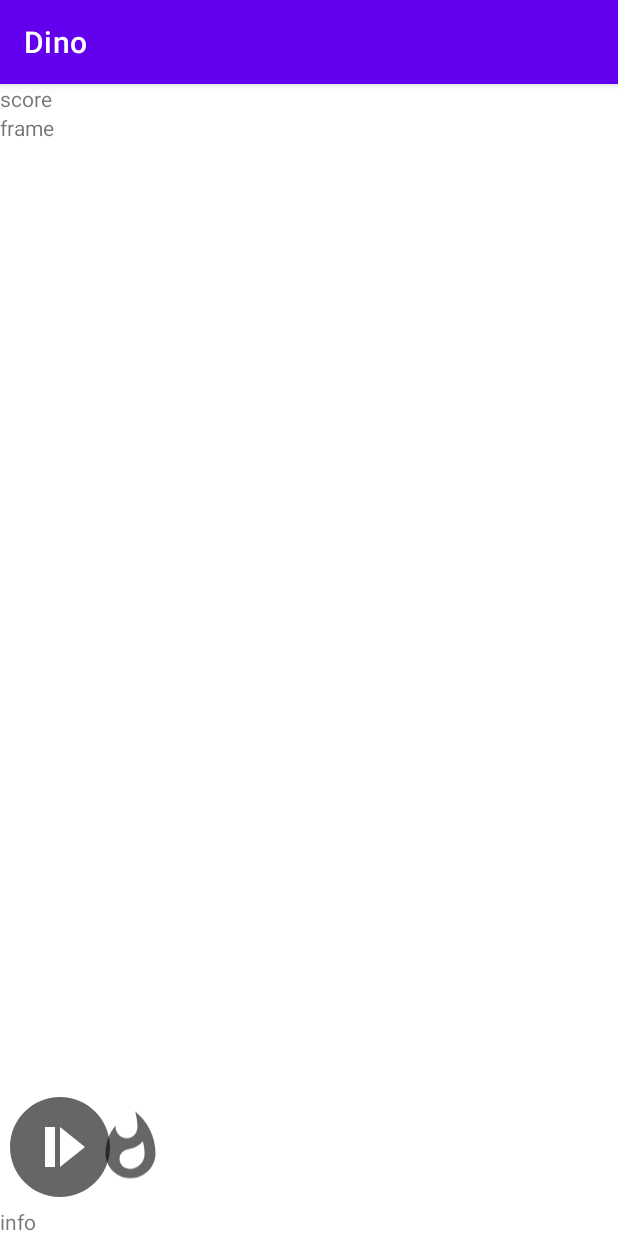
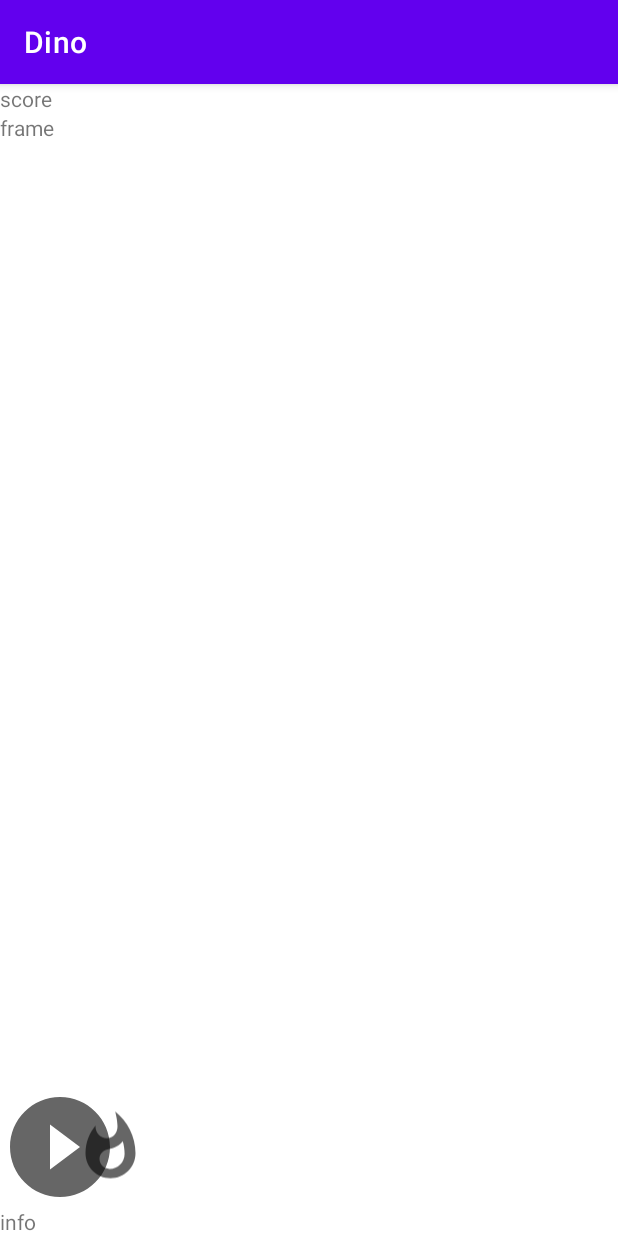
Before and after one commit to VirKato-dev/Dino, an Android app: the screen it shows after launch (MainActivity), on a phone screen of 412 x 824 dp. Run offline under Robolectric (Android 15) with nearby library versions, the phone set to English and light mode, and no system bars.

Commit message:
Ссылка на объект врага хранится в ImageView врага

```diff
--- a/app/src/main/java/my/virkato/dino/Const.java
+++ b/app/src/main/java/my/virkato/dino/Const.java
@@ -5,6 +5,4 @@ public class Const {
     public static final float GRAVITY = 0.2f;
     public static final float MIN_FORCE = -999f;
     public static final float JUMP_FORCE = 12f;
-    public static final int PLAYER_NORMAL = 0;
-    public static final int ENEMY_NORMAL = 1;
 }
--- a/app/src/main/java/my/virkato/dino/EnemyEntity.java
+++ b/app/src/main/java/my/virkato/dino/EnemyEntity.java
@@ -12,8 +12,8 @@ public class EnemyEntity extends GameEntity{
         setSize(50,80);
         image.setTranslationX(context.getResources().getDisplayMetrics().widthPixels);
         image.setTranslationY(0 * dp);
-        type = EntityType.ENEMY;
-        setStyle(Const.ENEMY_NORMAL);
+        image.setTag(this);
+        setType(EntityType.ENEMY_NORMAL);
     }
 
     public boolean move() {
--- a/app/src/main/java/my/virkato/dino/EntityType.java
+++ b/app/src/main/java/my/virkato/dino/EntityType.java
@@ -1,5 +1,19 @@
 package my.virkato.dino;
 
 public enum EntityType {
-    PLAYER, ENEMY, BONUS;
+    PLAYER(new int[] {R.drawable.idle}),
+    PLAYER_NORMAL(new int[] {R.drawable.idle, R.drawable.idle2}),
+    ENEMY(new int[] {R.drawable.fire}),
+    ENEMY_NORMAL(new int[] {R.drawable.fire}),
+    BONUS(new int[] {});
+
+    int[] id;
+
+    EntityType(int[] id) {
+        this.id = id;
+    }
+
+    int getPhases() {
+        return id.length;
+    }
 }
--- a/app/src/main/java/my/virkato/dino/GameEntity.java
+++ b/app/src/main/java/my/virkato/dino/GameEntity.java
@@ -12,9 +12,9 @@ public abstract class GameEntity {
     protected Context context;
     protected float dp;
     protected ImageView image;
+    protected ViewGroup frame;
     protected EntityType type;
-    protected ViewGroup frame;
-    protected int style;
+    protected int phase;
 
     protected GameEntity(Context context) {
         dp = TypedValue.applyDimension(TypedValue.COMPLEX_UNIT_DIP, 1, context.getResources().getDisplayMetrics());
@@ -25,24 +25,22 @@ public abstract class GameEntity {
         FrameLayout.LayoutParams flp = new FrameLayout.LayoutParams(FrameLayout.LayoutParams.WRAP_CONTENT, FrameLayout.LayoutParams.WRAP_CONTENT);
         flp.gravity = Gravity.BOTTOM | Gravity.START;
         image.setLayoutParams(flp);
-    }
-
-    protected void setStyle(int style) {
-        this.style = style;
-        int res = R.drawable.ic_launcher_foreground;
-        switch (style) {
-            case Const.PLAYER_NORMAL:
-                res = R.drawable.idle;
-                break;
-            case Const.ENEMY_NORMAL:
-                res = R.drawable.fire;
-                break;
-        }
-        image.setImageResource(res);
+        phase = 0;
     }
 
     protected void setType(EntityType type) {
         this.type = type;
+        applyType();
+    }
+
+    protected void applyType() {
+        int res = type.id[phase];
+        image.setImageResource(res);
+        nextPhase();
+    }
+
+    protected void nextPhase() {
+        phase = ++phase % type.getPhases();
     }
 
     protected void addEntityTo(ViewGroup frame) {
--- a/app/src/main/java/my/virkato/dino/MainActivity.java
+++ b/app/src/main/java/my/virkato/dino/MainActivity.java
@@ -47,12 +47,28 @@ public class MainActivity extends AppCompatActivity {
                 runOnUiThread(new Runnable() {
                     @Override
                     public void run() {
-                        player.fly();
+
+                        player.fly(); // управление полётом
+                        player.applyType(); // смена картинки анимации
+
                         addNewEntity();
-                        if (entity.move()) {
-                            System.out.println("break");
-                            timer.cancel();
+
+                        int n = l_frame.getChildCount();
+                        for (int i = n-1; i > 0; i--) {
+                            View view = l_frame.getChildAt(i);
+                            Object tag = view.getTag();
+                            if (tag != null) {
+                                if (tag instanceof EnemyEntity) { // нужны толькко теги врагов
+                                    ((EnemyEntity) view.getTag()).applyType(); // смена картинки анимации
+                                    if (((EnemyEntity) view.getTag()).move()) {
+                                        System.out.println("break");
+                                        timer.cancel();
+                                        break;
+                                    }
+                                }
+                            }
                         }
+
                     }
                 });
             }
@@ -69,7 +85,7 @@ public class MainActivity extends AppCompatActivity {
         entity = new EnemyEntity(this);
         entity.setSpeed(5);
         entity.addEntityTo(l_frame);
-        delay = 300;
+        delay = 200;
     }
 
     void addNewEntity() {
--- a/app/src/main/java/my/virkato/dino/PlayerEntity.java
+++ b/app/src/main/java/my/virkato/dino/PlayerEntity.java
@@ -11,8 +11,7 @@ public class PlayerEntity extends GameEntity {
         super(context);
         setSize(80,80);
         image.setTag("player");
-        type = EntityType.PLAYER;
-        setStyle(Const.PLAYER_NORMAL);
+        setType(EntityType.PLAYER_NORMAL);
     }
 
     public void fly() {
--- /dev/null
+++ b/app/src/main/res/drawable/idle2.xml
@@ -0,0 +1,10 @@
+<vector xmlns:android="http://schemas.android.com/apk/res/android"
+    android:width="24dp"
+    android:height="24dp"
+    android:viewportWidth="24"
+    android:viewportHeight="24"
+    android:tint="?attr/colorControlNormal">
+  <path
+      android:fillColor="@android:color/white"
+      android:pathData="M12,2C6.48,2 2,6.48 2,12s4.48,10 10,10 10,-4.48 10,-10S17.52,2 12,2zM10,16.5v-9l6,4.5 -6,4.5z"/>
+</vector>
```
